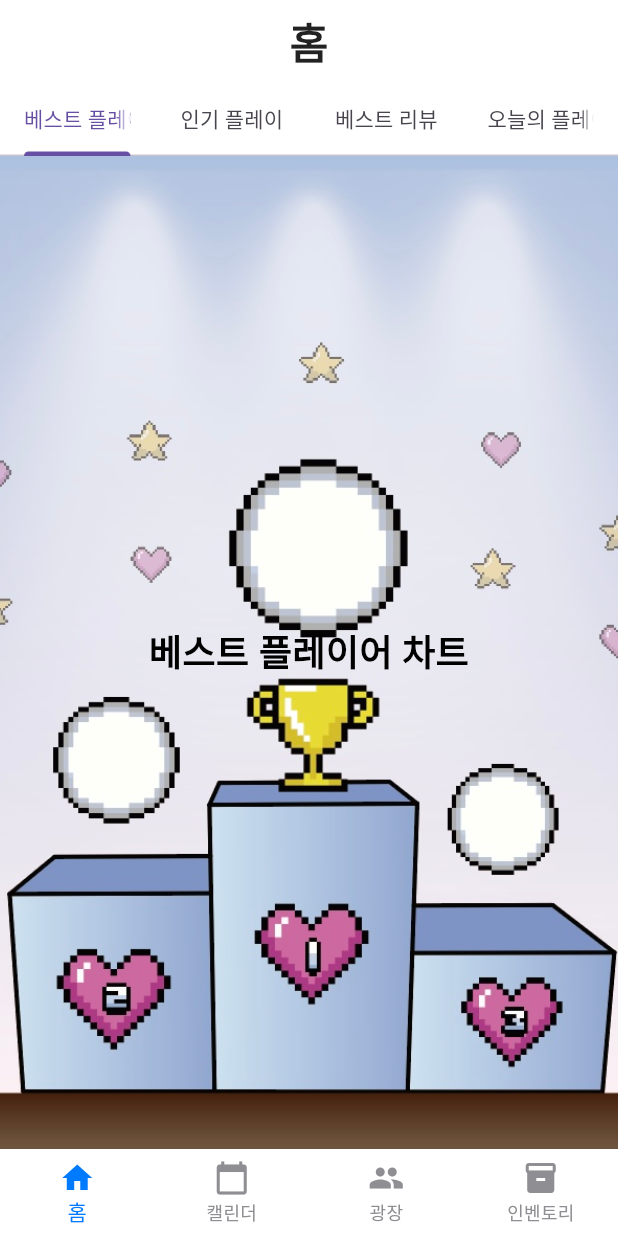
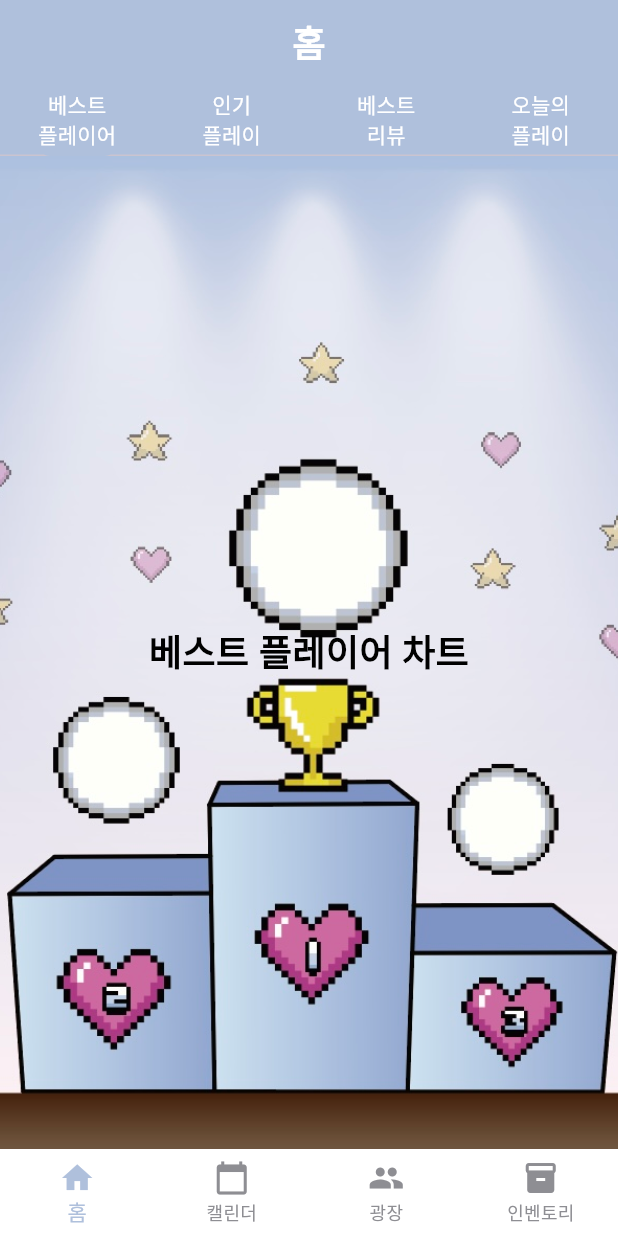
Before and after one commit to Team0479/frontend, a Flutter app: the screen it shows after launch, after a tap on "메인으로 이동하기 (개발용)", on a phone screen of 412 x 824 dp. Run offline on Flutter 3.47's test engine with Material 3 defaults, Android fonts, the phone set to English and light mode, and no system bars; our stand-ins replace shared_preferences, table_calendar, uni_links; Roboto replaces fonts that are missing (DungGeunMo, PixeloidSans); project files that could hold a hidden picture were left out.

Commit message:
feat: 카카오로그인 구현 및 UI 수정

```diff
--- a/lib/screens/calendar/calendar_main_screen.dart
+++ b/lib/screens/calendar/calendar_main_screen.dart
@@ -30,8 +30,6 @@ class _CalendarMainScreenState extends State<CalendarMainScreen> {
         title: Text('플레이 캘린더', style: Theme.of(context).appBarTheme.titleTextStyle),
         centerTitle: true,
         elevation: 0,
-        backgroundColor: Colors.white,
-        foregroundColor: Colors.black,
       ),
       body: Padding(
         padding: const EdgeInsets.symmetric(horizontal: 16.0, vertical: 8.0),
--- a/lib/screens/home_screen.dart
+++ b/lib/screens/home_screen.dart
@@ -1,4 +1,5 @@
 import 'package:flutter/material.dart';
+import '../theme/colors.dart';
 
 class HomeScreen extends StatelessWidget {
   const HomeScreen({super.key});
@@ -10,12 +11,58 @@ class HomeScreen extends StatelessWidget {
       child: Scaffold(
         appBar: AppBar(
           title: Text('홈', style: Theme.of(context).appBarTheme.titleTextStyle),
-          bottom: const TabBar(
-            tabs: [
-              Tab(text: '베스트 플레이어'),
-              Tab(text: '인기 플레이'),
-              Tab(text: '베스트 리뷰'),
-              Tab(text: '오늘의 플레이'),
+          bottom: TabBar(
+            labelColor: Colors.white,
+            unselectedLabelColor: Colors.white,
+            indicator: BoxDecoration(
+              color: AppColors.appBarBlue,
+              borderRadius: const BorderRadius.all(Radius.circular(8)),
+            ),
+            tabs: const [
+              Tab(
+                child: Text(
+                  '베스트\n플레이어',
+                  textAlign: TextAlign.center,
+                  style: TextStyle(
+                    fontFamily: 'DungGeunMo',
+                    fontSize: 14,
+                    color: Colors.white,
+                  ),
+                ),
+              ),
+              Tab(
+                child: Text(
+                  '인기\n플레이',
+                  textAlign: TextAlign.center,
+                  style: TextStyle(
+                    fontFamily: 'DungGeunMo',
+                    fontSize: 14,
+                    color: Colors.white,
+                  ),
+                ),
+              ),
+              Tab(
+                child: Text(
+                  '베스트\n리뷰',
+                  textAlign: TextAlign.center,
+                  style: TextStyle(
+                    fontFamily: 'DungGeunMo',
+                    fontSize: 14,
+                    color: Colors.white,
+                  ),
+                ),
+              ),
+              Tab(
+                child: Text(
+                  '오늘의\n플레이',
+                  textAlign: TextAlign.center,
+                  style: TextStyle(
+                    fontFamily: 'DungGeunMo',
+                    fontSize: 14,
+                    color: Colors.white,
+                  ),
+                ),
+              ),
             ],
           ),
         ),
--- a/lib/screens/inventory/inventory_mission_screen.dart
+++ b/lib/screens/inventory/inventory_mission_screen.dart
@@ -1,4 +1,5 @@
 import 'package:flutter/material.dart';
+import '../../theme/colors.dart';
 
 class InventoryMissionScreen extends StatelessWidget {
   const InventoryMissionScreen({super.key});
@@ -17,7 +18,7 @@ class InventoryMissionScreen extends StatelessWidget {
             Expanded(
               child: Text(
                 title,
-                style: const TextStyle(fontSize: 16),
+                style: const TextStyle(fontSize: 16, fontFamily: 'DungGeunMo'),
               ),
             ),
             Text(
@@ -39,7 +40,7 @@ class InventoryMissionScreen extends StatelessWidget {
           onPressed: () => Navigator.pop(context),
         ),
         title: Text('미션 목록', style: Theme.of(context).appBarTheme.titleTextStyle),
-        backgroundColor: Colors.transparent,
+        backgroundColor: AppColors.appBarBlue,
         elevation: 0,
       ),
       body: SafeArea(
--- a/lib/screens/inventory/inventory_title_screen.dart
+++ b/lib/screens/inventory/inventory_title_screen.dart
@@ -1,4 +1,5 @@
 import 'package:flutter/material.dart';
+import '../../theme/colors.dart';
 
 class InventoryTitleScreen extends StatelessWidget {
   const InventoryTitleScreen({super.key});
@@ -25,7 +26,7 @@ class InventoryTitleScreen extends StatelessWidget {
             const SizedBox(width: 16),
             Text(
               title,
-              style: const TextStyle(fontSize: 16),
+              style: const TextStyle(fontSize: 16, fontFamily: 'DungGeunMo'),
             ),
             const Spacer(),
             IconButton(
@@ -47,7 +48,7 @@ class InventoryTitleScreen extends StatelessWidget {
           onPressed: () => Navigator.pop(context),
         ),
         title: Text('마이 칭호', style: Theme.of(context).appBarTheme.titleTextStyle),
-        backgroundColor: Colors.transparent,
+        backgroundColor: AppColors.appBarBlue,
         elevation: 0,
       ),
       body: SafeArea(
--- a/lib/screens/square/square_main_screen.dart
+++ b/lib/screens/square/square_main_screen.dart
@@ -2,6 +2,7 @@ import 'package:flutter/material.dart';
 import 'square_review_detail_screen.dart';
 import '../../main.dart';
 import 'review_write_screen.dart';
+import '../../theme/colors.dart';
 
 class SquareMainScreen extends StatefulWidget {
   final Map<String, dynamic>? newReview;
@@ -100,8 +101,6 @@ class _SquareMainScreenState extends State<SquareMainScreen> {
         title: Text('플레이어 광장', style: Theme.of(context).appBarTheme.titleTextStyle),
         centerTitle: true,
         elevation: 0,
-        backgroundColor: Colors.white,
-        foregroundColor: Colors.black,
       ),
       body: Column(
         children: [
@@ -232,6 +231,7 @@ class _SquareMainScreenState extends State<SquareMainScreen> {
         ],
       ),
       floatingActionButton: FloatingActionButton(
+        backgroundColor: AppColors.lightBlue,
         onPressed: () async {
           final result = await Navigator.push(
             context,
--- a/lib/theme/app_theme.dart
+++ b/lib/theme/app_theme.dart
@@ -9,11 +9,16 @@ class AppTheme {
       primaryColor: AppColors.primary,
       scaffoldBackgroundColor: AppColors.background,
       appBarTheme: const AppBarTheme(
-        backgroundColor: AppColors.background,
-        foregroundColor: AppColors.text,
+        backgroundColor: AppColors.appBarBlue,
+        foregroundColor: Colors.white,
         elevation: 0,
         centerTitle: true,
-        titleTextStyle: AppTextStyles.pixelTitle,
+        titleTextStyle: TextStyle(
+          fontFamily: 'DungGeunMo',
+          fontSize: 24,
+          fontWeight: FontWeight.bold,
+          color: Colors.white,
+        ),
       ),
       textTheme: const TextTheme(
         bodyMedium: TextStyle(
@@ -94,7 +99,7 @@ class AppTheme {
       ),
       bottomNavigationBarTheme: const BottomNavigationBarThemeData(
         backgroundColor: AppColors.background,
-        selectedItemColor: AppColors.primary,
+        selectedItemColor: AppColors.appBarBlue,
         unselectedItemColor: AppColors.textSub,
         showUnselectedLabels: true,
         type: BottomNavigationBarType.fixed,
--- a/lib/theme/colors.dart
+++ b/lib/theme/colors.dart
@@ -10,4 +10,5 @@ class AppColors {
   static const Color disabled = Color(0xFFF1F1F5); // 비활성 버튼
   static const Color lightBlue = Color(0xFFC1D5EF); // 연파랑
   static const Color lightPink = Color(0xFFF8E9F2); // 연핑크
+  static const Color appBarBlue = Color(0xFFAFC0DC); // 앱바 파랑
 }
--- a/pubspec.yaml
+++ b/pubspec.yaml
@@ -11,10 +11,13 @@ dependencies:
     sdk: flutter
   cupertino_icons: ^1.0.2
   provider: ^6.0.5
-  shared_preferences: ^2.2.0
+  shared_preferences: ^2.5.3
   table_calendar: ^3.0.9
   flutter_localizations:
     sdk: flutter
+  url_launcher: ^6.3.1
+  http: ^1.4.0
+  uni_links: ^0.5.1
 
 dev_dependencies:
   flutter_test:
```
Also changed, not shown: lib/screens/inventory/inventory_main_screen.dart (+3 -5 lines), lib/screens/inventory/my_review_screen.dart (+6 -4 lines), lib/screens/login_screen.dart (+114 -3 lines), pubspec.lock, 5 other files.
